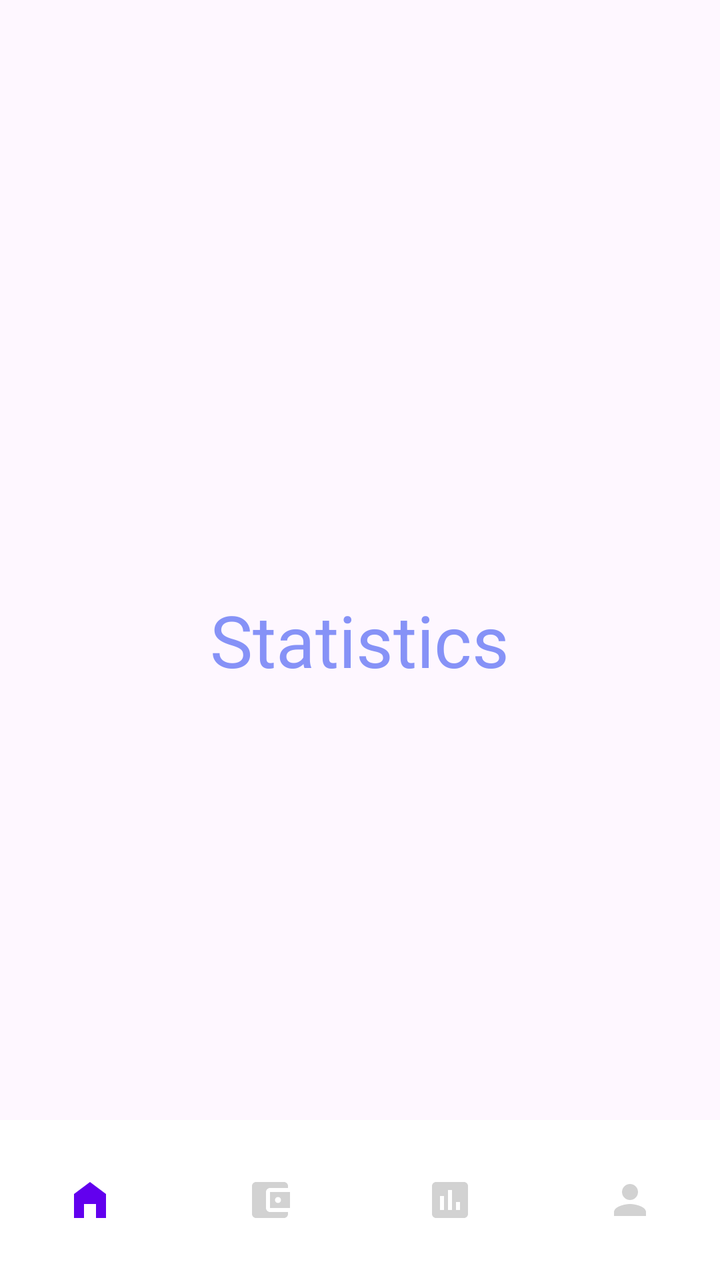
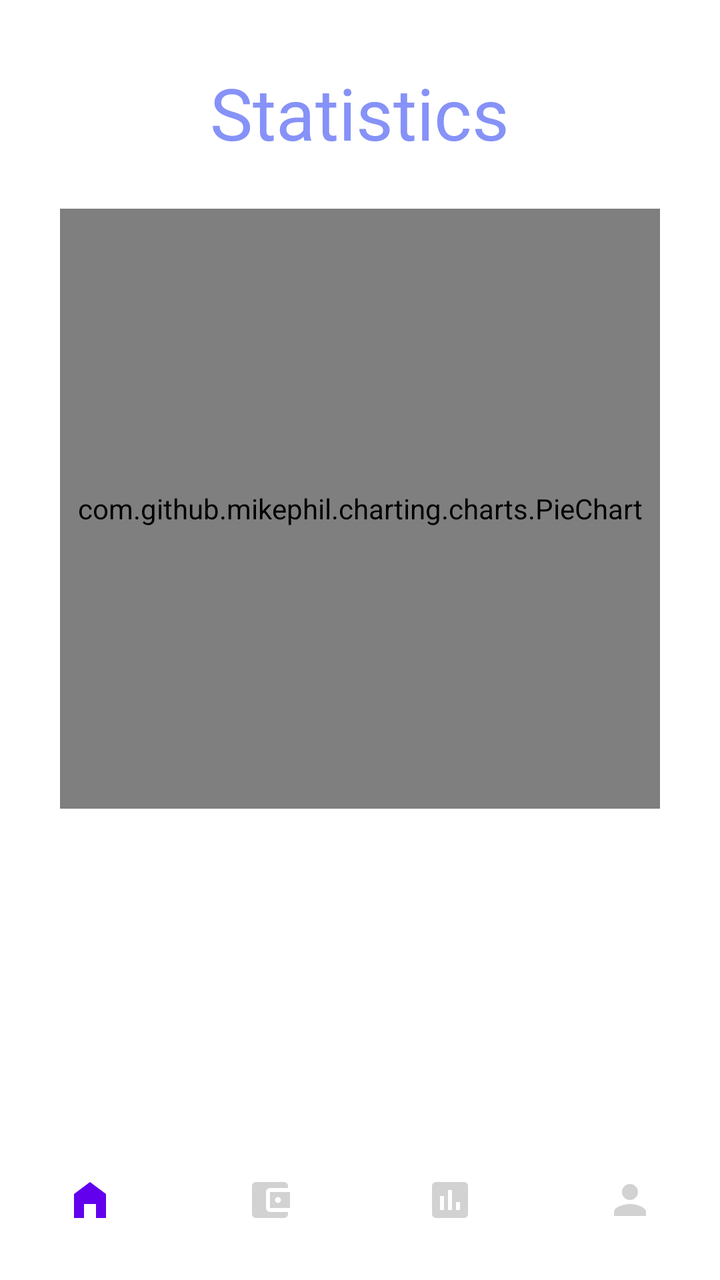

An Android layout rendered at two revisions. The XML below is the earlier revision; the diff shows what the commit changed to produce the second picture.
<!-- AndroidManifest.xml: application theme Theme.Bankify -->
<!-- res/layout/fragment_stats.xml -->
<?xml version="1.0" encoding="utf-8"?>
<RelativeLayout xmlns:android="http://schemas.android.com/apk/res/android"
    xmlns:app="http://schemas.android.com/apk/res-auto"
    xmlns:tools="http://schemas.android.com/tools"
    android:layout_width="match_parent"
    android:layout_height="match_parent"
    tools:context=".fragments.StatsPage">

    <TextView
        android:layout_width="wrap_content"
        android:layout_height="wrap_content"
        android:text="Statistics"
        android:textSize="36sp"
        android:textColor="@color/lavender"
        android:layout_centerInParent="true"/>

    <com.google.android.material.bottomnavigation.BottomNavigationView
        android:layout_width="match_parent"
        android:layout_height="wrap_content"
        android:id="@+id/bottomNavigationView"
        android:layout_alignParentBottom="true"
        android:background="@drawable/bg_bottom"
        android:elevation="2dp"
        app:menu="@menu/bottom_menu"
        app:itemIconSize="24dp"
        app:itemIconTint="@drawable/selector_item"
        app:itemRippleColor="@android:color/transparent"
        app:labelVisibilityMode="unlabeled" />

</RelativeLayout>
<!-- resources referenced by this layout -->
<resources>
  <color name="lavender">#8692F7</color>
  <!-- drawable bg_bottom (drawable) -->
  <?xml version="1.0" encoding="utf-8"?>
  <shape xmlns:android="http://schemas.android.com/apk/res/android" android:shape="rectangle">
      <solid android:color="@color/white" />
      <corners android:radius="0dp" />
      <padding android:left="0dp" android:top="0dp" android:right="0dp" android:bottom="0dp" />
      <stroke android:width="0dp" android:color="@android:color/transparent" />
  </shape>
  <!-- drawable selector_item (drawable) -->
  <?xml version="1.0" encoding="utf-8"?>
  <selector xmlns:android="http://schemas.android.com/apk/res/android">
      <item
          android:state_selected="true"
          android:color="@color/purple_500"/>
  
      <item
          android:state_selected="false"
          android:color="@color/grey"/>
  </selector>
  <style name="Theme.Bankify" parent="Base.Theme.Bankify" />
  <color name="white">#FFFFFFFF</color>
  <color name="purple_500">#FF6200EE</color>
  <color name="grey">#d2d2d2</color>
  <style name="Base.Theme.Bankify" parent="Theme.Material3.DayNight.NoActionBar">
          
           <item name="colorPrimary">@color/lavender</item>
           <item name="colorPrimaryVariant">@color/lavender</item>
           <item name="colorOnPrimary">@color/white</item>
          
          <item name="colorSecondary">@color/teal_200</item>
          <item name="colorSecondaryVariant">@color/teal_700</item>
          <item name="colorOnSecondary">@color/black</item>
          
          <item name="android:statusBarColor">@android:color/white</item>
          <item name="android:windowLightStatusBar">true</item>
          <item name="android:windowTranslucentStatus">true</item>
      </style>
  <color name="teal_200">#FF03DAC5</color>
  <color name="teal_700">#FF018786</color>
  <color name="black">#FF000000</color>
</resources>

<!-- the commit's change to res/layout/fragment_stats.xml (unified diff, before → after) -->
@@ -4,6 +4,7 @@
     xmlns:tools="http://schemas.android.com/tools"
     android:layout_width="match_parent"
     android:layout_height="match_parent"
+    android:background="@color/white"
     tools:context=".fragments.StatsPage">
 
     <TextView
@@ -12,7 +13,17 @@
         android:text="Statistics"
         android:textSize="36sp"
         android:textColor="@color/lavender"
-        android:layout_centerInParent="true"/>
+        android:layout_centerHorizontal="true"
+        android:layout_marginTop="32dp"
+        android:id="@+id/statsTitle"/>
+
+    <com.github.mikephil.charting.charts.PieChart
+        android:id="@+id/pieChart"
+        android:layout_width="300dp"
+        android:layout_height="300dp"
+        android:layout_below="@id/statsTitle"
+        android:layout_centerHorizontal="true"
+        android:layout_marginTop="24dp"/>
 
     <com.google.android.material.bottomnavigation.BottomNavigationView
         android:layout_width="match_parent"
<!-- resource entries referenced after the edit -->
@@ -1,6 +1,7 @@
 <!-- resources referenced by this layout -->
 <resources>
   <color name="lavender">#8692F7</color>
+  <color name="white">#FFFFFFFF</color>
   <!-- drawable bg_bottom (drawable) -->
   <?xml version="1.0" encoding="utf-8"?>
   <shape xmlns:android="http://schemas.android.com/apk/res/android" android:shape="rectangle">
@@ -21,7 +22,6 @@
           android:color="@color/grey"/>
   </selector>
   <style name="Theme.Bankify" parent="Base.Theme.Bankify" />
-  <color name="white">#FFFFFFFF</color>
   <color name="purple_500">#FF6200EE</color>
   <color name="grey">#d2d2d2</color>
   <style name="Base.Theme.Bankify" parent="Theme.Material3.DayNight.NoActionBar">
